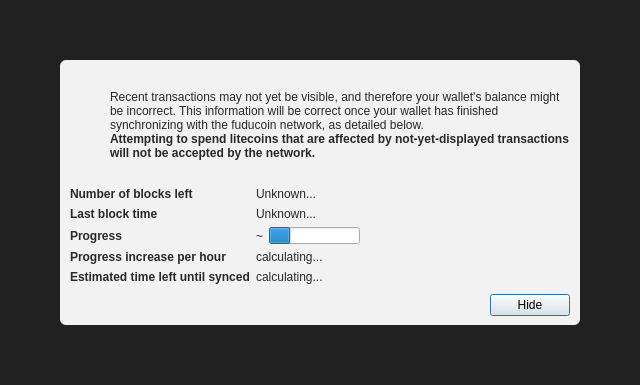
Old version of the form src/qt/forms/modaloverlay.ui in the repository j-Kode/fuducoin.
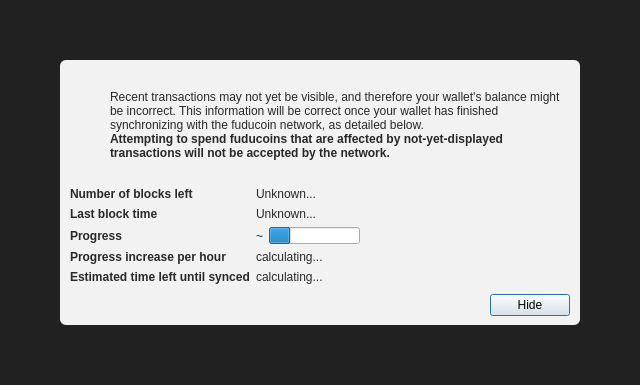
New version of the form. Icons and pictures are not drawn. Custom widgets are drawn as their Qt base class.

```diff
--- a/src/qt/forms/modaloverlay.ui
+++ b/src/qt/forms/modaloverlay.ui
@@ -149,7 +149,7 @@
                 </font>
                </property>
                <property name="text">
-                <string>Attempting to spend litecoins that are affected by not-yet-displayed transactions will not be accepted by the network.</string>
+                <string>Attempting to spend fuducoins that are affected by not-yet-displayed transactions will not be accepted by the network.</string>
                </property>
                <property name="textFormat">
                 <enum>Qt::RichText</enum>
```
